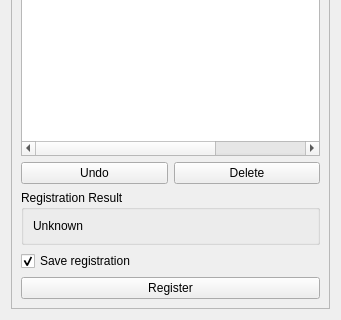
Old version of the form ui/registration.ui in the repository liushuya7/cn5X; both pictures show x 0 to 341 and y 496 to 816 of the 341 by 816 pixel window.
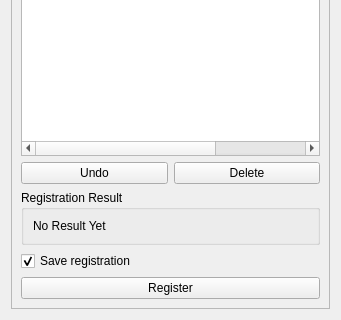
New version of the form.

Commit message: finished RegistrationDialog, testing icp

```diff
--- a/ui/registration.ui
+++ b/ui/registration.ui
@@ -160,7 +160,7 @@
           <item>
            <widget class="QLabel" name="label_registration_result">
             <property name="text">
-             <string>Unknown</string>
+             <string>No Result Yet</string>
             </property>
            </widget>
           </item>
```
The commit also changes 2 other files.
